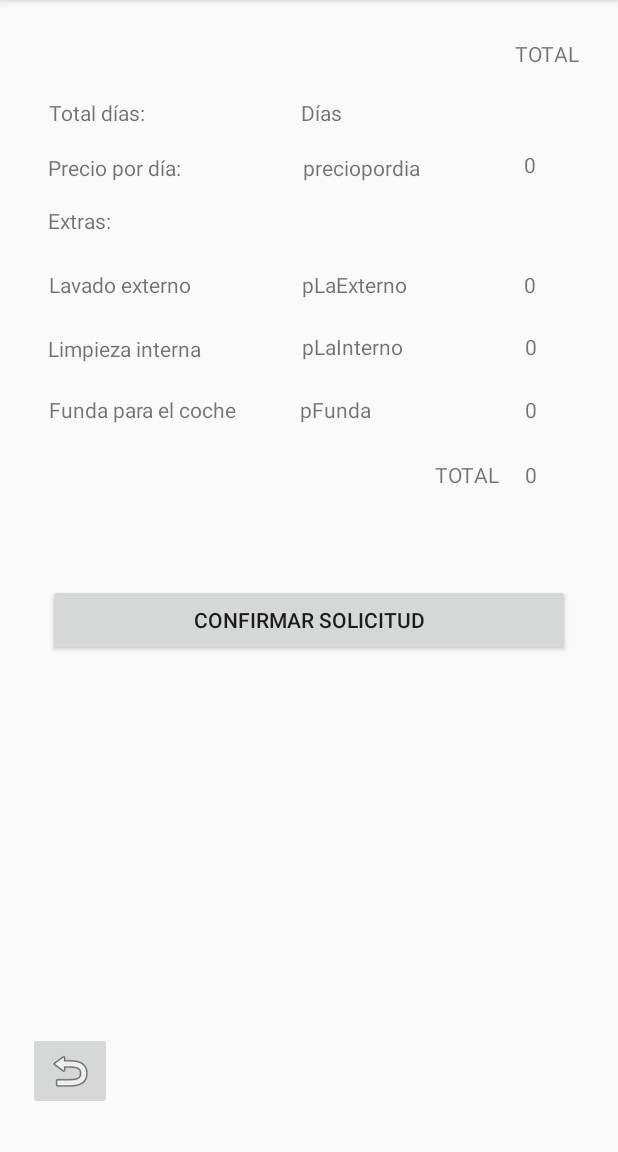
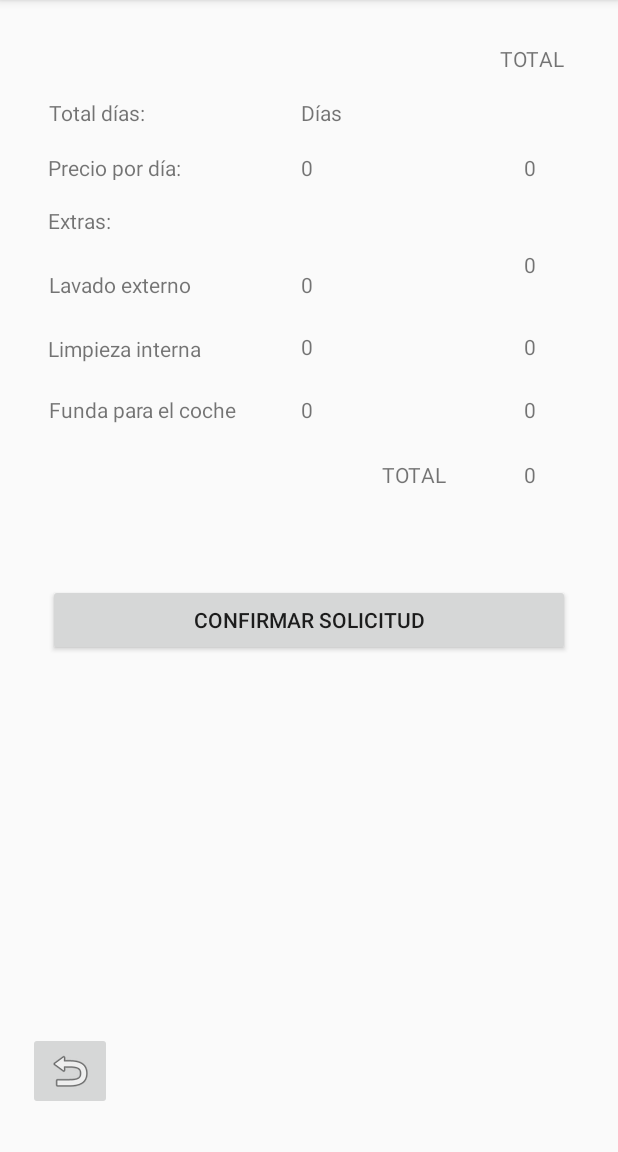
Before and after one commit to dicdadi/ApparcameProyecto, an Android app: the facturaServicio screen opened directly, with no data from a screen before it, after a tap on "CONFIRMAR SOLICITUD", on a phone screen of 412 x 824 dp, the part 84-1236 px from its top. Run offline under Robolectric (Android 15) with nearby library versions, the phone set to English and light mode, and no system bars; our stand-ins replace Volley; network calls fail.

Commit message:
Primera implementacion activity servicios

```diff
--- a/app/src/main/java/com/example/apparcameproyecto/MainActivity.java
+++ b/app/src/main/java/com/example/apparcameproyecto/MainActivity.java
@@ -138,6 +138,7 @@ public class MainActivity extends AppCompatActivity {
     private void irMenu(){
         Intent menuPrincipal;
         menuPrincipal = new Intent(this,MenuPrincipal.class);
+        menuPrincipal.putExtra("correo",emailEditText.getText().toString());
         startActivity(menuPrincipal);
     }
 }
--- a/app/src/main/java/com/example/apparcameproyecto/MenuPrincipal.java
+++ b/app/src/main/java/com/example/apparcameproyecto/MenuPrincipal.java
@@ -7,15 +7,17 @@ import android.os.Bundle;
 import android.view.View;
 
 public class MenuPrincipal extends AppCompatActivity {
-
+    private  String  correo="";
     @Override
     protected void onCreate(Bundle savedInstanceState) {
         super.onCreate(savedInstanceState);
         setContentView(R.layout.activity_menu_principal);
+        correo=getIntent().getStringExtra("correo");
     }
 public void onSolicitarServicioAction(View view){
     Intent loginInicio;
     loginInicio = new Intent(this,SolicitarServicioActivity.class);
+    loginInicio.putExtra("correo",this.correo);
     startActivity(loginInicio);
 
 }
--- a/app/src/main/java/com/example/apparcameproyecto/facturaServicio.java
+++ b/app/src/main/java/com/example/apparcameproyecto/facturaServicio.java
@@ -2,20 +2,366 @@ package com.example.apparcameproyecto;
 
 import androidx.appcompat.app.AppCompatActivity;
 
+import android.content.Intent;
 import android.os.Bundle;
+import android.os.Handler;
 import android.view.View;
+import android.widget.Button;
+import android.widget.TextView;
+import android.widget.Toast;
+
+import com.android.volley.Request;
+import com.android.volley.RequestQueue;
+import com.android.volley.Response;
+import com.android.volley.VolleyError;
+import com.android.volley.toolbox.StringRequest;
+import com.android.volley.toolbox.Volley;
+
+import org.json.JSONArray;
+import org.json.JSONException;
+import org.json.JSONObject;
+
+import java.text.DateFormat;
+import java.text.SimpleDateFormat;
+import java.util.Calendar;
+import java.util.Date;
+import java.util.HashMap;
+import java.util.Map;
 
 public class facturaServicio extends AppCompatActivity {
-
+    private String correo,fechaEntrega,fechaRecogida,horaEntrega,horaRecogida,marca,modelo,matricula;
+    private int extraExterno,extraInterno,extraFunda;
+    private TextView diasTotales,precioDia,conExtraExterno,conExtraInterno,conExtraFunda,precioTotalDias,precioExtra1,precioExtra2,precioExtra3,precioTotal;
+    private RequestQueue mQueue;
+    private String precioDiaDevuelto,pExtra1="0",pExtra2="0",pExtra3="0";
+    private Float totalApagar;
+    private Button confirmar;
+    //boolean cola1=false,cola2=false,cola3=false;
+    boolean ex1=false,ex2=false,ex3=false;
     @Override
     protected void onCreate(Bundle savedInstanceState) {
         super.onCreate(savedInstanceState);
         setContentView(R.layout.activity_factura_servicio);
+        mQueue= Volley.newRequestQueue(this);
+
+
+
+        correo=getIntent().getStringExtra("correo");
+        fechaEntrega=getIntent().getStringExtra("fechaEntrega");
+        fechaRecogida=getIntent().getStringExtra("fechaRecogida");
+        horaEntrega=getIntent().getStringExtra("horaEntrega");
+        horaRecogida=getIntent().getStringExtra("horaRecogida");
+        marca=getIntent().getStringExtra("marca");
+        modelo=getIntent().getStringExtra("modelo");
+        matricula=getIntent().getStringExtra("matricula");
+        extraExterno=getIntent().getIntExtra("extraExterno",0);
+        extraInterno=getIntent().getIntExtra("extraInterno",0);
+        extraFunda=getIntent().getIntExtra("extraFunda",0);
+        diasTotales=findViewById(R.id.diasFactura);
+        precioDia=findViewById(R.id.preciopordia);
+        precioTotalDias=findViewById(R.id.datoDias);
+        conExtraExterno=findViewById(R.id.extra1);
+        confirmar=findViewById(R.id.confirmarBoton);
+        conExtraInterno=findViewById(R.id.extra2);
+        conExtraFunda=findViewById(R.id.extra3);
+        precioExtra1=findViewById(R.id.datoExterno);
+        precioExtra2=findViewById(R.id.datoInterno);
+        precioExtra3=findViewById(R.id.datoFunda);
+        precioTotal=findViewById(R.id.datoTotal);
+
+        procesaDatos();
+
+
+
+    }
+
+    public void procesaDatos(){
+        String dias;
+        SimpleDateFormat dateFormat = new SimpleDateFormat("yyyy-MM-dd");
+        try{
+            Date fecha= dateFormat.parse(fechaEntrega);
+            Date fecha2=dateFormat.parse(fechaRecogida);
+            long prueba=fecha2.getTime()-fecha.getTime();
+            long seconds = prueba / 1000;
+            long minutes = seconds / 60;
+            long hours = minutes / 60;
+            long days = hours / 24;
+            dias=String.valueOf(days);
+            if(dias.equals("0")){
+                dias="1";
+            }
+            if(Integer.parseInt(dias)<15) {
+                getPrecioDia(1);
+            }else if(Integer.parseInt(dias)>=15 && Integer.parseInt(dias)<30){
+                getPrecioDia(2);
+            }else{
+                getPrecioDia(3);
+            }
+            diasTotales.setText(dias);
+
+
+        }catch (Exception e){
+
+        }
+
+/*
+        if(extraExterno==1){
+            getPrecioExtra(1);
+
+        }
+        if(extraInterno==1){
+            getPrecioExtra(2);
+        }
+        if(extraFunda==1){
+            getPrecioExtra(3);
+        }
+
+        conExtraExterno.setText(pExtra1);
+        precioExtra1.setText(pExtra1+"€");
+        conExtraInterno.setText(pExtra2);
+        precioExtra2.setText(pExtra2+"€");
+        conExtraFunda.setText(pExtra3);
+        precioExtra3.setText(pExtra3+"€");
+        Float aux=Float.valueOf(precioDiaDevuelto)*Float.valueOf(diasTotales.getText().toString());
+        precioTotalDias.setText(aux.toString()+"€");
+        Float aux2=aux+Float.valueOf(pExtra1)+Float.valueOf(pExtra2)+Float.valueOf(pExtra3);
+        precioTotal.setText(aux2+"€");
+
+   */
+
+    }
+    private void getPrecioDia(int codigo) {
+        final String codigoPrecio=String.valueOf(codigo);
+
+        String url="https://apparcame.000webhostapp.com/apparcamebd/consultaPrecioDia.php";// url donde coges el json
+
+        StringRequest strRequest = new StringRequest(Request.Method.POST, url,
+                new Response.Listener<String>()
+                {
+                    @Override
+                    public void onResponse(String response)
+                    {
+                        JSONObject user1;
+                        JSONObject definitivo;
+                        JSONArray array;
+
+                        try{
+
+                            user1 = new JSONObject(response);
+                            array=new JSONArray(user1.getString("cambios"));
+                            definitivo=array.getJSONObject(0);
+                            String precioEncontrado=definitivo.getString("precio");
+                            precioDiaDevuelto=precioEncontrado;
+                            precioDia.setText(precioDiaDevuelto);
+                            Float aux=Float.valueOf(precioDiaDevuelto)*Float.valueOf(diasTotales.getText().toString());
+                            precioTotalDias.setText(aux.toString());
+
+
+                            if(extraExterno==1){
+                                conExtraExterno.setText("6.95");
+                                precioExtra1.setText("6.95");
+                                ex1=true;
+                            }
+                            if(extraInterno==1){
+                                conExtraInterno.setText("16.95");
+                                precioExtra2.setText("16.95");
+                                ex2=true;
+                            }
+                            if(extraFunda==1){
+                                conExtraFunda.setText("9.95");
+                                precioExtra3.setText("9.95");
+                                ex3=true;
+                            }
+                            Float aux2=aux+Float.valueOf(precioExtra1.getText().toString())+Float.valueOf(precioExtra2.getText().toString())+Float.valueOf(precioExtra3.getText().toString());
+                            totalApagar=aux2;
+                            precioTotal.setText(aux2+"€");
+                            //Toast.makeText(getApplicationContext(),precioDiaDevuelto, Toast.LENGTH_SHORT).show();
+                        }catch (JSONException e){
+                            e.printStackTrace();
+                        }
+
+                    }
+
+                },
+                new Response.ErrorListener()
+                {
+                    @Override
+                    public void onErrorResponse(VolleyError error)
+                    {
+                        Toast.makeText(getApplicationContext(), error.toString(), Toast.LENGTH_SHORT).show();
+                    }
+                })
+        {
+            @Override
+            protected Map<String, String> getParams()
+            {
+                Map<String, String>  params = new HashMap<>();
+                params.put("codigoPrecio",codigoPrecio);
+                return params;
+            }
+        };
+
+
+
+        mQueue.add(strRequest);
+
+
+    }
+    /*
+    private void getPrecioExtra(int codigo) {
+        final String codigoExtra=String.valueOf(codigo);
+
+        String url="https://apparcame.000webhostapp.com/apparcamebd/preciosExtra.php";// url donde coges el json
+
+        StringRequest strRequest = new StringRequest(Request.Method.POST, url,
+                new Response.Listener<String>()
+                {
+                    @Override
+                    public void onResponse(String response)
+                    {
+                        JSONObject user1;
+                        JSONObject definitivo;
+                        JSONArray array;
+
+                        try{
+
+                            user1 = new JSONObject(response);
+                            array=new JSONArray(user1.getString("extras"));
+                            definitivo=array.getJSONObject(0);
+                            String precioEncontrado=definitivo.getString("precioExtra");
+                            if(codigoExtra.equals("1")){
+                                pExtra1=precioEncontrado;
+                                conExtraExterno.setText(pExtra1);
+                                precioExtra1.setText(pExtra1);
+                            }else if (codigoExtra.equals("2")){
+                                pExtra2=precioEncontrado;
+                                conExtraInterno.setText(pExtra2);
+                                precioExtra2.setText(pExtra2);
+                            }else if(codigoExtra.equals("3")){
+                                pExtra3=precioEncontrado;
+
+                                conExtraFunda.setText(pExtra3);
+                                precioExtra3.setText(pExtra3);
+                            }else{ }
+                            //Toast.makeText(getApplicationContext(),precioDiaDevuelto, Toast.LENGTH_SHORT).show();
+                        }catch (JSONException e){
+                            e.printStackTrace();
+                        }
+
+                    }
+
+                },
+                new Response.ErrorListener()
+                {
+                    @Override
+                    public void onErrorResponse(VolleyError error)
+                    {
+                        Toast.makeText(getApplicationContext(), error.toString(), Toast.LENGTH_SHORT).show();
+                    }
+                })
+        {
+            @Override
+            protected Map<String, String> getParams()
+            {
+                Map<String, String>  params = new HashMap<>();
+                params.put("codigoExtra",codigoExtra);
+                return params;
+            }
+        };
+
+
+
+
+        if(cola1==false) {
+            mQueueExtra1.add(strRequest);
+            cola1=true;
+        }else if(cola2==false){
+            mQueueExtra2.add(strRequest);
+            cola2=true;
+        }else{
+            mQueueExtra3.add(strRequest);
+        }
+
+    }
+    */
+
+    private void insertaRegistro(){
+
+    final String emailDato=correo;
+    final String fechaEntregaDato=fechaEntrega;
+    final String fechaRecogidaDato=fechaRecogida;
+    final String horaEntregaDato=horaEntrega;
+    final String horaRecogidaDato=horaRecogida;
+    final String marcaDato=marca;
+    final String modeloDato=modelo;
+    final String matriculaDato=matricula;
+    final String ex1dato=String.valueOf(ex1);
+    final String ex2dato=String.valueOf(ex2);
+    final String ex3dato=String.valueOf(ex3);
+    final String precioTotalDato=String.valueOf(totalApagar);
+
+        String urlInserta="https://apparcame.000webhostapp.com/apparcamebd/nuevoServicio.php";
+        StringRequest insertaRequest = new StringRequest(Request.Method.POST, urlInserta,
+                new Response.Listener<String>()
+                {
+                    @Override
+                    public void onResponse(String response)
+                    {
+                        Toast.makeText(getApplicationContext(), "Se ha creado el servicio correctamente.", Toast.LENGTH_SHORT).show();
+                        confirmar.setEnabled(false);
+                    }
+
+                },
+                new Response.ErrorListener()
+                {
+                    @Override
+                    public void onErrorResponse(VolleyError error)
+                    {
+                        Toast.makeText(getApplicationContext(), error.toString(), Toast.LENGTH_SHORT).show();
+                    }
+                })
+        {
+            @Override
+            protected Map<String, String> getParams()
+            {
+
+                Map<String, String>  params = new HashMap<>();
+
+                params.put("email",emailDato);
+                params.put("fechaEntrega",fechaEntregaDato);
+                params.put("fechaRecogida",fechaRecogidaDato);
+                params.put("horaEntrega",horaEntregaDato);
+                params.put("horaRecogida",horaRecogidaDato);
+                params.put("marca",marcaDato);
+                params.put("modelo",modeloDato);
+                params.put("matricula",matriculaDato);
+                params.put("ex1",ex1dato);
+                params.put("ex2",ex2dato);
+                params.put("ex3",ex3dato);
+                params.put("totalApagar",precioTotalDato);
+
+
+                return params;
+            }
+        };
+
+        mQueue.add(insertaRequest);
+
     }
     public void onConfirmarFacturaAction(View view){
 
+        //Toast.makeText(getApplicationContext(),"Guardando solicitud.", Toast.LENGTH_SHORT).show();
+
+                insertaRegistro();
+
+        //Toast.makeText(getApplicationContext(),precioDiaDevuelto, Toast.LENGTH_SHORT).show();
+
+
+        //Toast.makeText(getApplicationContext(),correo+ " "+ fechaEntrega +" "+fechaRecogida+" "+horaEntrega+" "+horaRecogida+" "+marca+" "+modelo+" "+matricula+" "+ex1+" "+ex2+" "+ex3+" "+totalApagar, Toast.LENGTH_SHORT).show();
     }
     public void onVolverSolictarFacturaAction(View view){
-
+        Intent registro;
+        registro = new Intent(this,SolicitarServicioActivity.class);
+        startActivity(registro);
     }
 }
--- a/app/src/main/res/layout/activity_factura_servicio.xml
+++ b/app/src/main/res/layout/activity_factura_servicio.xml
@@ -27,10 +27,10 @@
         android:text="@string/_0"
         app:layout_constraintBottom_toBottomOf="parent"
         app:layout_constraintEnd_toEndOf="parent"
-        app:layout_constraintHorizontal_bias="0.865"
-        app:layout_constraintStart_toStartOf="parent"
+        app:layout_constraintHorizontal_bias="0.0"
+        app:layout_constraintStart_toStartOf="@+id/datoDias"
         app:layout_constraintTop_toTopOf="parent"
-        app:layout_constraintVertical_bias="0.24" />
+        app:layout_constraintVertical_bias="0.223" />
 
     <TextView
         android:id="@+id/datoInterno"
@@ -39,8 +39,8 @@
         android:text="@string/_0"
         app:layout_constraintBottom_toBottomOf="parent"
         app:layout_constraintEnd_toEndOf="parent"
-        app:layout_constraintHorizontal_bias="0.866"
-        app:layout_constraintStart_toStartOf="parent"
+        app:layout_constraintHorizontal_bias="0.0"
+        app:layout_constraintStart_toStartOf="@+id/datoExterno"
         app:layout_constraintTop_toTopOf="parent"
         app:layout_constraintVertical_bias="0.296" />
 
@@ -51,8 +51,8 @@
         android:text="@string/_0"
         app:layout_constraintBottom_toBottomOf="parent"
         app:layout_constraintEnd_toEndOf="parent"
-        app:layout_constraintHorizontal_bias="0.866"
-        app:layout_constraintStart_toStartOf="parent"
+        app:layout_constraintHorizontal_bias="0.0"
+        app:layout_constraintStart_toStartOf="@+id/datoInterno"
         app:layout_constraintTop_toTopOf="parent"
         app:layout_constraintVertical_bias="0.352" />
 
@@ -63,8 +63,8 @@
         android:text="@string/_0"
         app:layout_constraintBottom_toBottomOf="parent"
         app:layout_constraintEnd_toEndOf="parent"
-        app:layout_constraintHorizontal_bias="0.239"
-        app:layout_constraintStart_toEndOf="@+id/textView25"
+        app:layout_constraintHorizontal_bias="0.0"
+        app:layout_constraintStart_toStartOf="@+id/datoFunda"
         app:layout_constraintTop_toTopOf="parent"
         app:layout_constraintVertical_bias="0.41" />
 
@@ -93,38 +93,38 @@
         app:layout_constraintVertical_bias="0.087" />
 
     <TextView
-        android:id="@+id/textView16"
+        android:id="@+id/extra1"
         android:layout_width="wrap_content"
         android:layout_height="wrap_content"
-        android:text="@string/plaexterno"
+        android:text="@string/_0"
         app:layout_constraintBottom_toBottomOf="parent"
         app:layout_constraintEnd_toEndOf="parent"
-        app:layout_constraintHorizontal_bias="0.589"
-        app:layout_constraintStart_toStartOf="parent"
+        app:layout_constraintHorizontal_bias="0.0"
+        app:layout_constraintStart_toStartOf="@+id/preciopordia"
         app:layout_constraintTop_toTopOf="parent"
         app:layout_constraintVertical_bias="0.24" />
 
     <TextView
-        android:id="@+id/booleanInterno"
+        android:id="@+id/extra2"
         android:layout_width="wrap_content"
         android:layout_height="wrap_content"
-        android:text="@string/plainterno"
+        android:text="@string/_0"
         app:layout_constraintBottom_toBottomOf="parent"
         app:layout_constraintEnd_toEndOf="parent"
-        app:layout_constraintHorizontal_bias="0.584"
-        app:layout_constraintStart_toStartOf="parent"
+        app:layout_constraintHorizontal_bias="0.0"
+        app:layout_constraintStart_toStartOf="@+id/extra1"
         app:layout_constraintTop_toTopOf="parent"
         app:layout_constraintVertical_bias="0.296" />
 
     <TextView
-        android:id="@+id/booleanFunda"
+        android:id="@+id/extra3"
         android:layout_width="wrap_content"
         android:layout_height="wrap_content"
-        android:text="@string/pfunda"
+        android:text="@string/_0"
         app:layout_constraintBottom_toBottomOf="parent"
         app:layout_constraintEnd_toEndOf="parent"
-        app:layout_constraintHorizontal_bias="0.549"
-        app:layout_constraintStart_toStartOf="parent"
+        app:layout_constraintHorizontal_bias="0.0"
+        app:layout_constraintStart_toStartOf="@+id/extra2"
         app:layout_constraintTop_toTopOf="parent"
         app:layout_constraintVertical_bias="0.352" />
 
@@ -135,10 +135,10 @@
         android:text="@string/_0"
         app:layout_constraintBottom_toBottomOf="parent"
         app:layout_constraintEnd_toEndOf="parent"
-        app:layout_constraintHorizontal_bias="0.865"
-        app:layout_constraintStart_toStartOf="parent"
+        app:layout_constraintHorizontal_bias="0.225"
+        app:layout_constraintStart_toStartOf="@+id/textView19"
         app:layout_constraintTop_toTopOf="parent"
-        app:layout_constraintVertical_bias="0.134" />
+        app:layout_constraintVertical_bias="0.136" />
 
     <TextView
         android:id="@+id/textView9"
@@ -153,14 +153,14 @@
         app:layout_constraintVertical_bias="0.136" />
 
     <TextView
-        android:id="@+id/booleanExterno"
+        android:id="@+id/preciopordia"
         android:layout_width="wrap_content"
         android:layout_height="wrap_content"
-        android:text="@string/preciopordia"
+        android:text="@string/_0"
         app:layout_constraintBottom_toBottomOf="parent"
         app:layout_constraintEnd_toEndOf="parent"
-        app:layout_constraintHorizontal_bias="0.604"
-        app:layout_constraintStart_toStartOf="parent"
+        app:layout_constraintHorizontal_bias="0.0"
+        app:layout_constraintStart_toStartOf="@+id/diasFactura"
         app:layout_constraintTop_toTopOf="parent"
         app:layout_constraintVertical_bias="0.136" />
 
@@ -219,10 +219,10 @@
         android:text="@string/total"
         app:layout_constraintBottom_toBottomOf="parent"
         app:layout_constraintEnd_toEndOf="parent"
-        app:layout_constraintHorizontal_bias="0.929"
+        app:layout_constraintHorizontal_bias="0.902"
         app:layout_constraintStart_toStartOf="parent"
         app:layout_constraintTop_toTopOf="parent"
-        app:layout_constraintVertical_bias="0.035" />
+        app:layout_constraintVertical_bias="0.039" />
 
     <TextView
         android:id="@+id/textView25"
@@ -231,13 +231,13 @@
         android:text="@string/total"
         app:layout_constraintBottom_toBottomOf="parent"
         app:layout_constraintEnd_toEndOf="parent"
-        app:layout_constraintHorizontal_bias="0.785"
+        app:layout_constraintHorizontal_bias="0.69"
         app:layout_constraintStart_toStartOf="parent"
         app:layout_constraintTop_toTopOf="parent"
         app:layout_constraintVertical_bias="0.41" />
 
     <Button
-        android:id="@+id/button"
+        android:id="@+id/confirmarBoton"
         android:layout_width="match_parent"
         android:layout_height="wrap_content"
         android:layout_marginStart="32dp"
--- a/app/src/main/res/layout/activity_menu_principal.xml
+++ b/app/src/main/res/layout/activity_menu_principal.xml
@@ -110,10 +110,10 @@
         android:textSize="24sp"
         app:layout_constraintBottom_toBottomOf="parent"
         app:layout_constraintEnd_toEndOf="parent"
-        app:layout_constraintHorizontal_bias="0.0"
+        app:layout_constraintHorizontal_bias="0.023"
         app:layout_constraintStart_toStartOf="@+id/textView3"
         app:layout_constraintTop_toBottomOf="@+id/textView4"
-        app:layout_constraintVertical_bias="0.178" />
+        app:layout_constraintVertical_bias="0.131" />
 
     <TextView
         android:id="@+id/textView3"
```
Also changed, not shown: app/src/main/java/com/example/apparcameproyecto/SolicitarServicioActivity.java (+47 -10 lines).
